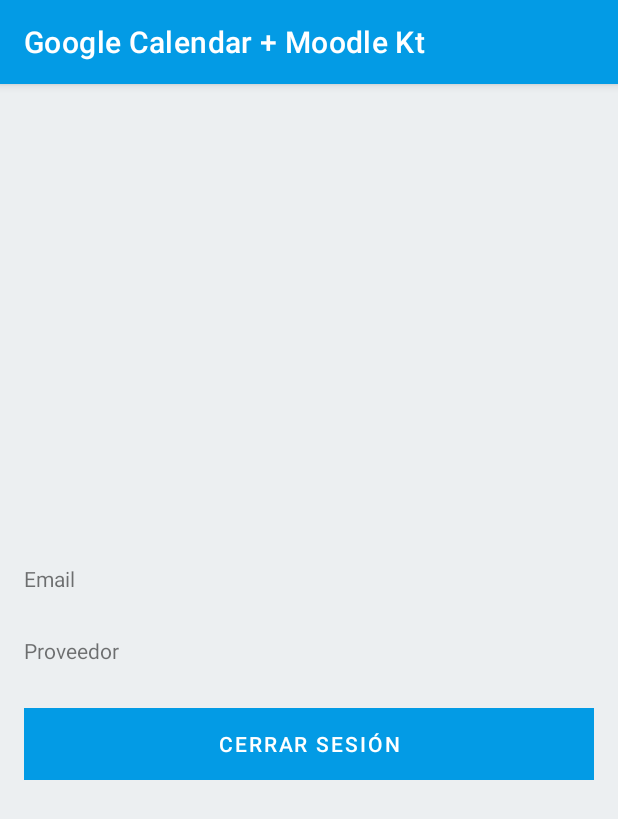
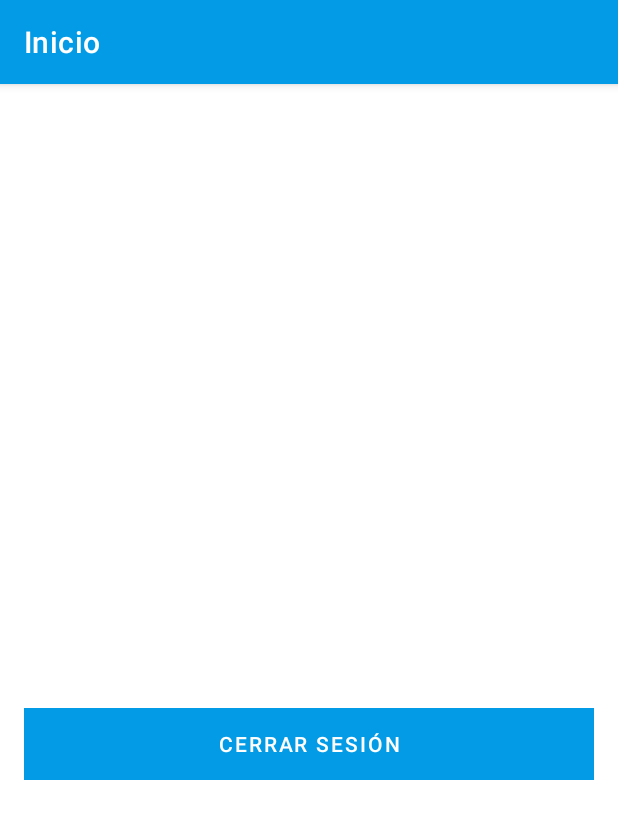
Before and after one commit to ivanhrt/ProjecteIvanHerrero, an Android app: the HomeActivity screen opened directly, with no data from a screen before it, on a phone screen of 412 x 824 dp. Shown: the top 819 px of the screen. Run offline under Robolectric (Android 15) with nearby library versions, the phone set to English and light mode, and no system bars; our stand-ins replace Firebase (no records; nobody signed in at launch, a user with empty details on screens opened directly).

```diff
--- a/GoogleCalendarMoodleKt/app/src/main/java/com/googlecalendarmoodlekt/HomeActivity.kt
+++ b/GoogleCalendarMoodleKt/app/src/main/java/com/googlecalendarmoodlekt/HomeActivity.kt
@@ -2,11 +2,37 @@ package com.googlecalendarmoodlekt
 
 import androidx.appcompat.app.AppCompatActivity
 import android.os.Bundle
+import android.provider.ContactsContract
+import com.google.firebase.auth.FirebaseAuth
+import kotlinx.android.synthetic.main.activity_home.*
+
+enum class ProviderType {
+    BASIC
+}
 
 
 class HomeActivity : AppCompatActivity() {
     override fun onCreate(savedInstanceState: Bundle?) {
         super.onCreate(savedInstanceState)
         setContentView(R.layout.activity_home)
+
+        //Setup
+        val bundle :Bundle? = intent.extras
+        val email: String? = bundle?.getString("email")
+        val provider: String? = bundle?.getString("provider")
+        setup(email ?:"", provider ?: "")
+    }
+
+    private fun setup(email: String, provider: String) {
+
+        title = "Inicio"
+        emailTextView.text = email
+        providerTextView.text = provider
+
+        logOutButton.setOnClickListener {
+            FirebaseAuth.getInstance().signOut()
+            onBackPressed()
+        }
+
     }
 }
--- a/GoogleCalendarMoodleKt/app/src/main/res/layout/activity_auth.xml
+++ b/GoogleCalendarMoodleKt/app/src/main/res/layout/activity_auth.xml
@@ -50,7 +50,7 @@
             android:orientation="horizontal">
 
             <Button
-                android:id="@+id/signUpButton"
+                android:id="@+id/logOutButton"
                 android:layout_width="wrap_content"
                 android:layout_height="wrap_content"
                 android:layout_weight="1"
--- a/GoogleCalendarMoodleKt/app/src/main/res/layout/activity_home.xml
+++ b/GoogleCalendarMoodleKt/app/src/main/res/layout/activity_home.xml
@@ -4,7 +4,6 @@
     xmlns:tools="http://schemas.android.com/tools"
     android:layout_width="match_parent"
     android:layout_height="match_parent"
-    android:background="@color/background"
     tools:context=".HomeActivity">
 
     <LinearLayout
@@ -45,7 +44,7 @@
             android:orientation="horizontal">
 
             <Button
-                android:id="@+id/signUpButton"
+                android:id="@+id/logOutButton"
                 android:layout_width="wrap_content"
                 android:layout_height="wrap_content"
                 android:layout_weight="1"
--- a/GoogleCalendarMoodleKt/app/src/main/res/values-night/themes.xml
+++ b/GoogleCalendarMoodleKt/app/src/main/res/values-night/themes.xml
@@ -5,7 +5,7 @@
         <item name="colorPrimary">@color/colorPrimary</item>
         <item name="colorPrimaryDark">@color/colorPrimaryDark</item>
         <item name="colorAccent">@color/colorAccent</item>
-        <item name="background">@color/colorAccent</item>
+        <item name="background">@color/background</item>
         <!-- Secondary brand color.
         <item name="colorSecondary">@color/teal_200</item>
         <item name="colorSecondaryVariant">@color/teal_700</item>
--- a/GoogleCalendarMoodleKt/app/src/main/res/values/themes.xml
+++ b/GoogleCalendarMoodleKt/app/src/main/res/values/themes.xml
@@ -5,7 +5,7 @@
         <item name="colorPrimary">@color/colorPrimary</item>
         <item name="colorPrimaryDark">@color/colorPrimaryDark</item>
         <item name="colorAccent">@color/colorAccent</item>
-        <item name="background">@color/colorAccent</item>
+        <item name="background">@color/background</item>
         <!-- Secondary brand color.
         <item name="colorSecondary">@color/teal_200</item>
         <item name="colorSecondaryVariant">@color/teal_700</item>
```
Also changed, not shown: GoogleCalendarMoodleKt/app/src/main/java/com/googlecalendarmoodlekt/AuthActivity.kt (+60 -5 lines).
